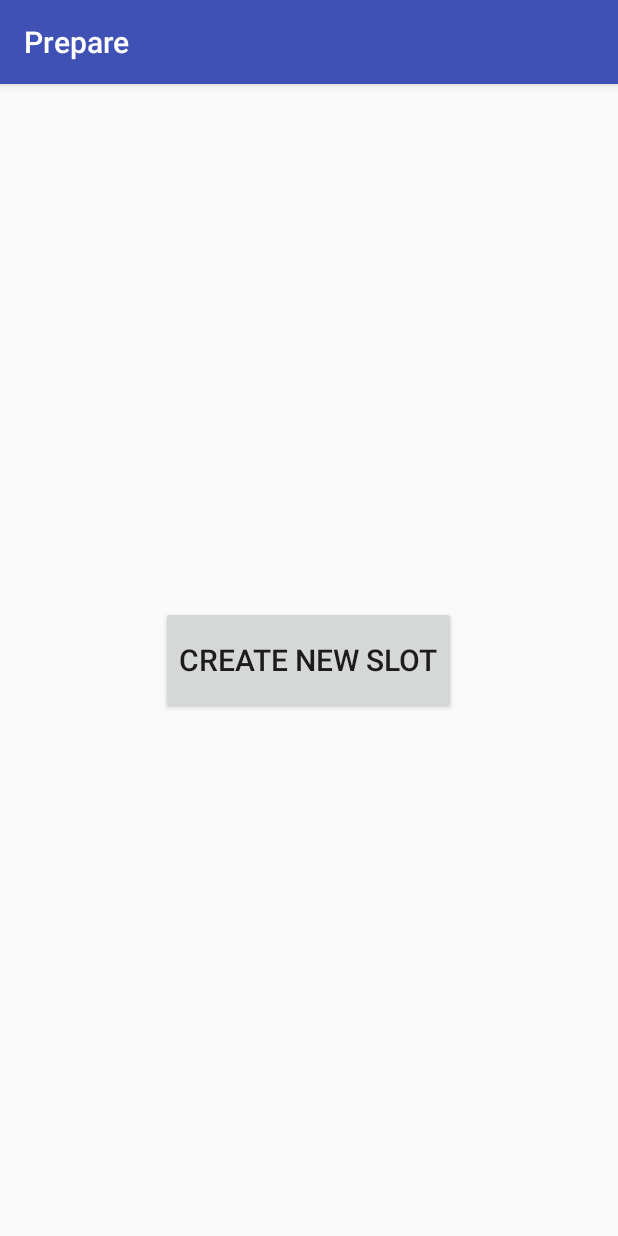
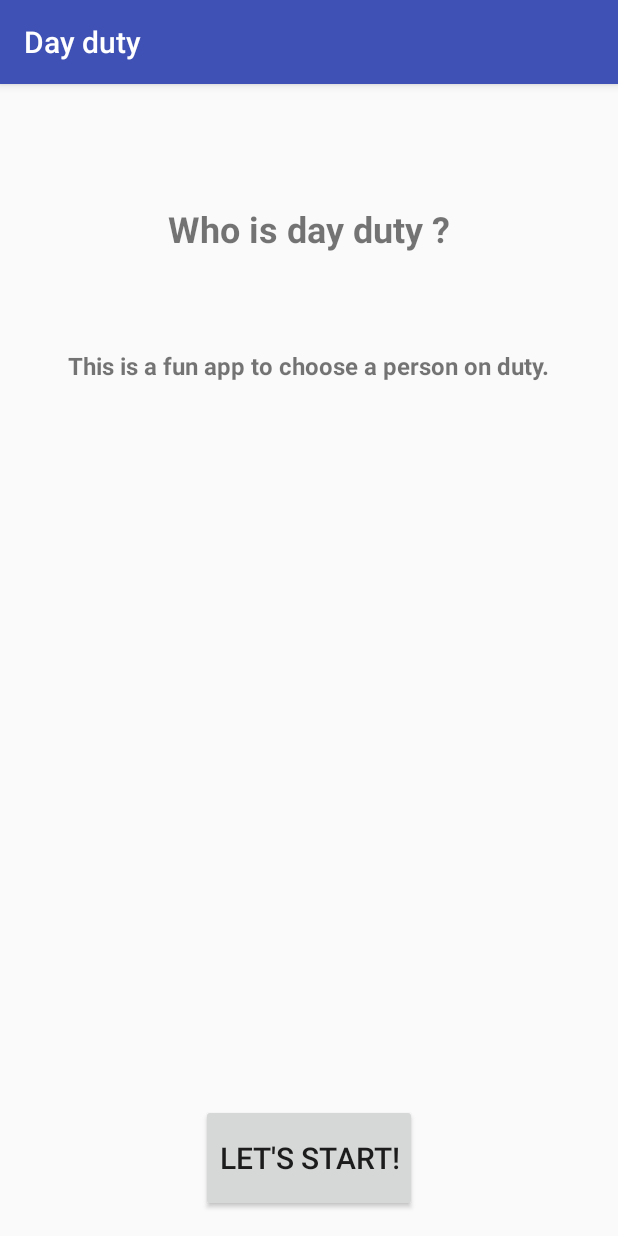
Before and after one commit to 4503104/people_slots, an Android app: the screen it shows after launch (StartActivity), on a phone screen of 412 x 824 dp. Run offline under Robolectric (Android 15) with nearby library versions, the phone set to English and light mode, and no system bars; our stand-ins replace ButterKnife; 1 statement that could not run was skipped.

Commit message:
文言の修正ほか

```diff
--- a/app/src/main/java/jp/gr/java_conf/shygoo/people_slots/activity/StartActivity.java
+++ b/app/src/main/java/jp/gr/java_conf/shygoo/people_slots/activity/StartActivity.java
@@ -1,13 +1,12 @@
 package jp.gr.java_conf.shygoo.people_slots.activity;
 
 import android.Manifest;
-import android.annotation.TargetApi;
 import android.content.Intent;
 import android.content.pm.PackageManager;
 import android.net.Uri;
-import android.os.Build;
 import android.os.Bundle;
 import android.support.annotation.NonNull;
+import android.support.v4.app.ActivityCompat;
 import android.widget.Toast;
 
 import java.util.ArrayList;
@@ -41,12 +40,11 @@ public class StartActivity extends BaseActivity {
     /**
      * ストレージ利用許可要求
      */
-    @TargetApi(Build.VERSION_CODES.M)
     private void requestStoragePermission() {
-        if (checkSelfPermission(Manifest.permission.WRITE_EXTERNAL_STORAGE) == PackageManager.PERMISSION_GRANTED) {
+        if (ActivityCompat.checkSelfPermission(this, Manifest.permission.WRITE_EXTERNAL_STORAGE) == PackageManager.PERMISSION_GRANTED) {
             return;
         }
-        requestPermissions(new String[]{Manifest.permission.WRITE_EXTERNAL_STORAGE}, REQUEST_CODE_STORAGE_PERMISSION);
+        ActivityCompat.requestPermissions(this, new String[]{Manifest.permission.WRITE_EXTERNAL_STORAGE}, REQUEST_CODE_STORAGE_PERMISSION);
     }
 
     /**
@@ -100,6 +98,7 @@ public class StartActivity extends BaseActivity {
      */
     @Override
     public void onDetectFaces(List<Uri> faces) {
+        removeFragment(TAG_REQUEST_DETECT_FACES);
         if (faces.isEmpty()) {
             Toast.makeText(this, R.string.error_detect_face, Toast.LENGTH_SHORT).show();
         } else {
@@ -113,6 +112,7 @@ public class StartActivity extends BaseActivity {
     @Override
     public void onCropImage(String tag, Uri croppedImageUri) {
         if (TAG_REQUEST_CROP_FACE.equals(tag)) {
+            removeFragment(TAG_REQUEST_CROP_FACE);
             if (croppedImageUri == null) {
                 Toast.makeText(this, R.string.error_crop_image, Toast.LENGTH_SHORT).show();
             } else {
@@ -138,6 +138,7 @@ public class StartActivity extends BaseActivity {
      */
     @Override
     public void onFinishOcr(List<String> roster) {
+        removeFragment(TAG_REQUEST_OCR);
         if (roster.isEmpty()) {
             Toast.makeText(this, R.string.error_ocr, Toast.LENGTH_SHORT).show();
         } else {
--- a/app/src/main/res/layout/activity_preview.xml
+++ b/app/src/main/res/layout/activity_preview.xml
@@ -12,7 +12,8 @@
     <ListView
         android:id="@+id/preview_list"
         android:layout_width="match_parent"
-        android:layout_height="match_parent" />
+        android:layout_height="match_parent"
+        android:footerDividersEnabled="false" />
 
     <Button
         android:id="@+id/finish_edit"
--- a/app/src/main/res/layout/activity_start.xml
+++ b/app/src/main/res/layout/activity_start.xml
@@ -1,21 +1,43 @@
 <?xml version="1.0" encoding="utf-8"?>
-<LinearLayout xmlns:android="http://schemas.android.com/apk/res/android"
+<RelativeLayout xmlns:android="http://schemas.android.com/apk/res/android"
     xmlns:tools="http://schemas.android.com/tools"
     android:layout_width="match_parent"
     android:layout_height="match_parent"
-    android:gravity="center"
-    android:orientation="vertical"
     android:paddingBottom="@dimen/activity_vertical_margin"
     android:paddingLeft="@dimen/activity_horizontal_margin"
     android:paddingRight="@dimen/activity_horizontal_margin"
     android:paddingTop="@dimen/activity_vertical_margin"
     tools:context=".activity.StartActivity">
 
+    <TextView
+        android:id="@+id/app_title"
+        android:layout_width="wrap_content"
+        android:layout_height="wrap_content"
+        android:layout_alignParentTop="true"
+        android:layout_centerHorizontal="true"
+        android:layout_marginBottom="@dimen/title_margin"
+        android:layout_marginTop="@dimen/title_margin"
+        android:text="@string/app_name"
+        android:textSize="@dimen/title_text"
+        android:textStyle="bold" />
+
+    <TextView
+        android:id="@+id/app_description"
+        android:layout_width="wrap_content"
+        android:layout_height="wrap_content"
+        android:layout_below="@id/app_title"
+        android:layout_centerHorizontal="true"
+        android:text="@string/app_description"
+        android:textSize="@dimen/description_text"
+        android:textStyle="bold" />
+
     <Button
         android:id="@+id/create_slot"
         android:layout_width="wrap_content"
         android:layout_height="@dimen/primay_button_height"
+        android:layout_alignParentBottom="true"
+        android:layout_centerHorizontal="true"
         android:text="@string/create_slot"
         android:textSize="@dimen/primay_button_text" />
 
-</LinearLayout>
+</RelativeLayout>
--- a/app/src/main/res/values/dimens.xml
+++ b/app/src/main/res/values/dimens.xml
@@ -2,6 +2,10 @@
 
     <dimen name="activity_horizontal_margin">16dp</dimen>
     <dimen name="activity_vertical_margin">16dp</dimen>
+
+    <dimen name="title_margin">64dp</dimen>
+    <dimen name="title_text">24sp</dimen>
+    <dimen name="description_text">16sp</dimen>
 
     <dimen name="slot_margin">50dp</dimen>
     <dimen name="slot_drum_width">240dp</dimen>
--- a/app/src/main/res/values/strings.xml
+++ b/app/src/main/res/values/strings.xml
@@ -1,21 +1,22 @@
 <resources>
 
-    <string name="app_name">Who is on duty ?</string>
+    <string name="app_name">Who is day duty ?</string>
+    <string name="app_description">This is a fun app to choose a person on duty.</string>
 
-    <string name="label_start">Prepare</string>
-    <string name="label_preview">Preview</string>
+    <string name="label_start">Day duty</string>
+    <string name="label_preview">Confirm</string>
     <string name="label_slot">Have fun!</string>
 
-    <string name="create_slot">Create new slot</string>
+    <string name="create_slot">Let\'s start!</string>
 
     <string name="finish_edit">Use these data</string>
 
     <string name="start">START</string>
     <string name="stop">STOP</string>
 
-    <string name="ask_type">Select slot-type.</string>
-    <string name="type_face">Face slot</string>
-    <string name="type_name">Name slot</string>
+    <string name="ask_type">How choose?</string>
+    <string name="type_face">Choose from faces</string>
+    <string name="type_name">Choose from names</string>
     <string-array name="slot_types">
         <item>@string/type_face</item>
         <item>@string/type_name</item>
```
Also changed, not shown: app/src/main/AndroidManifest.xml (+6 -6 lines), app/src/main/java/jp/gr/java_conf/shygoo/people_slots/activity/BaseActivity.java (+8 -6 lines), app/src/main/java/jp/gr/java_conf/shygoo/people_slots/activity/PreviewActivity.java (+9 -1 lines), 1 other file.
